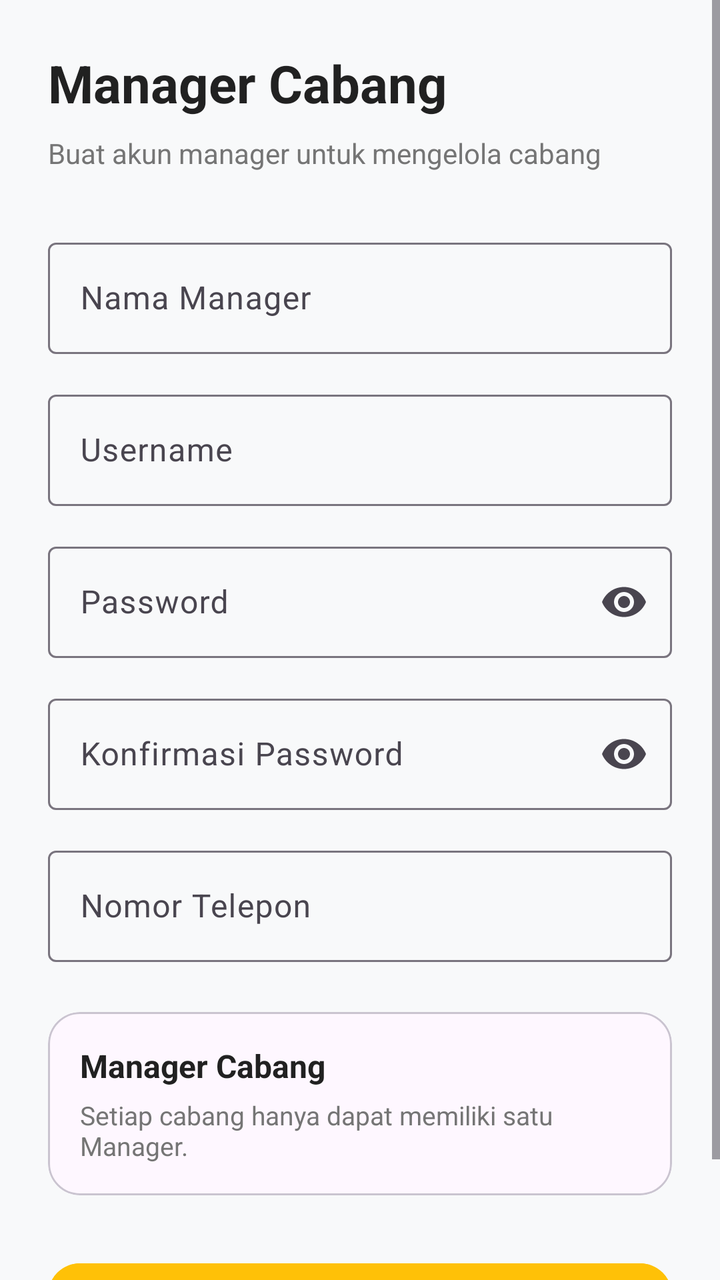
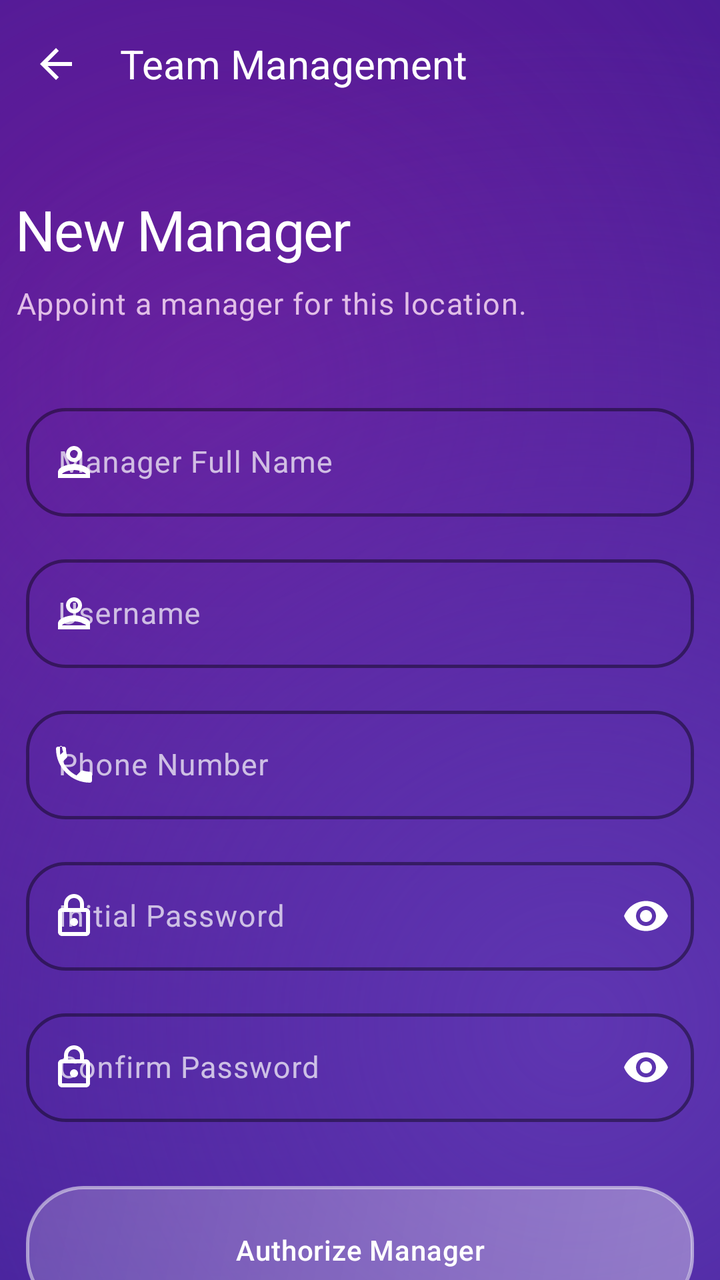

Compare the two renders of this Android layout. The source of the first and the diff that turns it into the second are given below.
<!-- AndroidManifest.xml: application theme Theme.KasirAPP -->
<!-- res/layout/activity_register_manager.xml -->
<?xml version="1.0" encoding="utf-8"?>
<ScrollView
    xmlns:android="http://schemas.android.com/apk/res/android"
    xmlns:app="http://schemas.android.com/apk/res-auto"
    android:layout_width="match_parent"
    android:layout_height="match_parent"
    android:background="@color/background">

    <LinearLayout
        android:layout_width="match_parent"
        android:layout_height="wrap_content"
        android:orientation="vertical"
        android:padding="24dp">

        <TextView
            android:layout_width="wrap_content"
            android:layout_height="wrap_content"
            android:text="Manager Cabang"
            android:textColor="@color/black"
            android:textSize="26sp"
            android:textStyle="bold"/>

        <TextView
            android:layout_width="wrap_content"
            android:layout_height="wrap_content"
            android:layout_marginTop="8dp"
            android:text="Buat akun manager untuk mengelola cabang"
            android:textColor="@color/gray"
            android:textSize="14sp"/>


        

        <com.google.android.material.textfield.TextInputLayout
            android:layout_width="match_parent"
            android:layout_height="wrap_content"
            android:layout_marginTop="30dp"
            android:hint="Nama Manager">

            <com.google.android.material.textfield.TextInputEditText
                android:id="@+id/edtNamaManager"
                android:layout_width="match_parent"
                android:layout_height="wrap_content"
                android:inputType="textPersonName"/>

        </com.google.android.material.textfield.TextInputLayout>


        

        <com.google.android.material.textfield.TextInputLayout
            android:layout_width="match_parent"
            android:layout_height="wrap_content"
            android:layout_marginTop="15dp"
            android:hint="Username">

            <com.google.android.material.textfield.TextInputEditText
                android:id="@+id/edtUsername"
                android:layout_width="match_parent"
                android:layout_height="wrap_content"
                android:inputType="text"/>

        </com.google.android.material.textfield.TextInputLayout>


        

        <com.google.android.material.textfield.TextInputLayout
            android:layout_width="match_parent"
            android:layout_height="wrap_content"
            android:layout_marginTop="15dp"
            android:hint="Password"
            app:endIconMode="password_toggle">

            <com.google.android.material.textfield.TextInputEditText
                android:id="@+id/edtPassword"
                android:layout_width="match_parent"
                android:layout_height="wrap_content"
                android:inputType="textPassword"/>

        </com.google.android.material.textfield.TextInputLayout>


        

        <com.google.android.material.textfield.TextInputLayout
            android:layout_width="match_parent"
            android:layout_height="wrap_content"
            android:layout_marginTop="15dp"
            android:hint="Konfirmasi Password"
            app:endIconMode="password_toggle">

            <com.google.android.material.textfield.TextInputEditText
                android:id="@+id/edtKonfirmasiPassword"
                android:layout_width="match_parent"
                android:layout_height="wrap_content"
                android:inputType="textPassword"/>

        </com.google.android.material.textfield.TextInputLayout>


        

        <com.google.android.material.textfield.TextInputLayout
            android:layout_width="match_parent"
            android:layout_height="wrap_content"
            android:layout_marginTop="15dp"
            android:hint="Nomor Telepon">

            <com.google.android.material.textfield.TextInputEditText
                android:id="@+id/edtTelepon"
                android:layout_width="match_parent"
                android:layout_height="wrap_content"
                android:inputType="phone"/>

        </com.google.android.material.textfield.TextInputLayout>


        

        <com.google.android.material.card.MaterialCardView
            android:layout_width="match_parent"
            android:layout_height="wrap_content"
            android:layout_marginTop="25dp"
            app:cardCornerRadius="16dp">

            <LinearLayout
                android:layout_width="match_parent"
                android:layout_height="wrap_content"
                android:orientation="vertical"
                android:padding="16dp">

                <TextView
                    android:layout_width="wrap_content"
                    android:layout_height="wrap_content"
                    android:text="Manager Cabang"
                    android:textColor="@color/black"
                    android:textSize="16sp"
                    android:textStyle="bold"/>

                <TextView
                    android:layout_width="wrap_content"
                    android:layout_height="wrap_content"
                    android:layout_marginTop="5dp"
                    android:text="Setiap cabang hanya dapat memiliki satu Manager."
                    android:textColor="@color/gray"
                    android:textSize="13sp"/>

            </LinearLayout>

        </com.google.android.material.card.MaterialCardView>


        <com.google.android.material.button.MaterialButton
            android:id="@+id/btnSimpan"
            android:layout_width="match_parent"
            android:layout_height="55dp"
            android:layout_marginTop="30dp"
            android:text="BUAT MANAGER"
            android:textStyle="bold"
            android:backgroundTint="@color/primary"
            app:cornerRadius="16dp"/>

    </LinearLayout>

</ScrollView>
<!-- resources referenced by this layout -->
<resources>
  <color name="background">#F8F9FA</color>
  <color name="black">#212121</color>
  <color name="gray">#757575</color>
  <color name="primary">#FFC107</color>
  <style name="Base.Theme.KasirAPP" parent="Theme.Material3.DayNight.NoActionBar">
          
           <item name="colorPrimary">@color/primary</item>
      </style>
  <!-- unchanged entries left out for length: 1 -->
</resources>

<!-- the commit's change to res/layout/activity_register_manager.xml (unified diff, before → after) -->
@@ -1,166 +1,183 @@
 <?xml version="1.0" encoding="utf-8"?>
-<ScrollView
+<androidx.coordinatorlayout.widget.CoordinatorLayout
     xmlns:android="http://schemas.android.com/apk/res/android"
     xmlns:app="http://schemas.android.com/apk/res-auto"
     android:layout_width="match_parent"
     android:layout_height="match_parent"
-    android:background="@color/background">
+    android:background="@drawable/bg_liquid_purple_gradient">
 
-    <LinearLayout
+    <com.google.android.material.appbar.AppBarLayout
         android:layout_width="match_parent"
         android:layout_height="wrap_content"
-        android:orientation="vertical"
-        android:padding="24dp">
+        android:background="@android:color/transparent"
+        android:fitsSystemWindows="true"
+        app:elevation="0dp">
 
-        <TextView
-            android:layout_width="wrap_content"
-            android:layout_height="wrap_content"
-            android:text="Manager Cabang"
-            android:textColor="@color/black"
-            android:textSize="26sp"
-            android:textStyle="bold"/>
+        <com.google.android.material.appbar.MaterialToolbar
+            android:id="@+id/toolbar"
+            android:layout_width="match_parent"
+            android:layout_height="?attr/actionBarSize"
+            app:navigationIcon="@drawable/ic_arrow_back"
+            app:navigationIconTint="@color/white"
+            app:title="Team Management"
+            app:titleTextColor="@color/white"
+            android:background="@android:color/transparent" />
 
-        <TextView
-            android:layout_width="wrap_content"
-            android:layout_height="wrap_content"
-            android:layout_marginTop="8dp"
-            android:text="Buat akun manager untuk mengelola cabang"
-            android:textColor="@color/gray"
-            android:textSize="14sp"/>
+    </com.google.android.material.appbar.AppBarLayout>
 
+    <androidx.core.widget.NestedScrollView
+        android:layout_width="match_parent"
+        android:layout_height="match_parent"
+        android:clipToPadding="false"
+        android:paddingBottom="48dp"
+        app:layout_behavior="@string/appbar_scrolling_view_behavior">
 
-        
-
-        <com.google.android.material.textfield.TextInputLayout
+        <LinearLayout
             android:layout_width="match_parent"
             android:layout_height="wrap_content"
-            android:layout_marginTop="30dp"
-            android:hint="Nama Manager">
+            android:orientation="vertical"
+            android:paddingHorizontal="8dp"
+            android:paddingTop="32dp">
 
-            <com.google.android.material.textfield.TextInputEditText
-                android:id="@+id/edtNamaManager"
+            <TextView
+                style="@style/TextAppearance.Future.HeadlineLarge"
+                android:layout_width="wrap_content"
+                android:layout_height="wrap_content"
+                android:text="New Manager"
+                android:textColor="@color/white" />
+
+            <TextView
+                style="@style/TextAppearance.Future.BodyLarge"
+                android:layout_width="wrap_content"
+                android:layout_height="wrap_content"
+                android:layout_marginTop="8dp"
+                android:text="Appoint a manager for this location."
+                android:textColor="#E1BEE7" />
+
+            <com.google.android.material.card.MaterialCardView
+                style="@style/Widget.App.Card"
                 android:layout_width="match_parent"
                 android:layout_height="wrap_content"
-                android:inputType="textPersonName"/>
+                android:layout_marginTop="32dp"
+                app:cardCornerRadius="32dp"
+                app:cardElevation="0dp">
 
-        </com.google.android.material.textfield.TextInputLayout>
+                <LinearLayout
+                    android:layout_width="match_parent"
+                    android:layout_height="wrap_content"
+                    android:orientation="vertical"
+                    android:padding="5dp">
 
+                    <com.google.android.material.textfield.TextInputLayout
+                        style="@style/Widget.App.TextInputLayout"
+                        android:layout_width="match_parent"
+                        android:layout_height="wrap_content"
+                        app:startIconDrawable="@drawable/ic_person"
+                        app:startIconTint="@color/white"
+                        app:hintTextColor="@color/white"
+                        app:boxStrokeColor="@color/white"
+                        android:hint="Manager Full Name">
+                        <com.google.android.material.textfield.TextInputEditText
+                            android:id="@+id/edtNamaManager"
+                            android:layout_width="match_parent"
+                            android:layout_height="wrap_content"
+                            android:textColor="@color/white"
+                            android:inputType="textPersonName"/>
+                    </com.google.android.material.textfield.TextInputLayout>
 
-        
+                    <com.google.android.material.textfield.TextInputLayout
+                        style="@style/Widget.App.TextInputLayout"
+                        android:layout_width="match_parent"
+                        android:layout_height="wrap_content"
+                        android:layout_marginTop="16dp"
+                        app:startIconDrawable="@drawable/ic_person"
+                        app:startIconTint="@color/white"
+                        app:hintTextColor="@color/white"
+                        app:boxStrokeColor="@color/white"
+                        android:hint="Username">
+                        <com.google.android.material.textfield.TextInputEditText
+                            android:id="@+id/edtUsername"
+                            android:layout_width="match_parent"
+                            android:layout_height="wrap_content"
+                            android:textColor="@color/white"/>
+                    </com.google.android.material.textfield.TextInputLayout>
 
-        <com.google.android.material.textfield.TextInputLayout
-            android:layout_width="match_parent"
-            android:layout_height="wrap_content"
-            android:layout_marginTop="15dp"
-            android:hint="Username">
+                    <com.google.android.material.textfield.TextInputLayout
+                        style="@style/Widget.App.TextInputLayout"
+                        android:layout_width="match_parent"
+                        android:layout_height="wrap_content"
+                        android:layout_marginTop="16dp"
+                        app:startIconDrawable="@drawable/ic_phone"
+                        app:startIconTint="@color/white"
+                        app:hintTextColor="@color/white"
+                        app:boxStrokeColor="@color/white"
+                        android:hint="Phone Number">
+                        <com.google.android.material.textfield.TextInputEditText
+                            android:id="@+id/edtTelepon"
+                            android:layout_width="match_parent"
+                            android:layout_height="wrap_content"
+                            android:textColor="@color/white"
+                            android:inputType="phone"/>
+                    </com.google.android.material.textfield.TextInputLayout>
 
-            <com.google.android.material.textfield.TextInputEditText
-                android:id="@+id/edtUsername"
-                android:layout_width="match_parent"
-                android:layout_height="wrap_content"
-                android:inputType="text"/>
+                    <com.google.android.material.textfield.TextInputLayout
+                        style="@style/Widget.App.TextInputLayout"
+                        android:layout_width="match_parent"
+                        android:layout_height="wrap_content"
+                        android:layout_marginTop="16dp"
+                        app:startIconDrawable="@drawable/ic_lock"
+                        app:startIconTint="@color/white"
+                        app:hintTextColor="@color/white"
+                        app:boxStrokeColor="@color/white"
+                        app:endIconMode="password_toggle"
+                        app:endIconTint="@color/white"
+                        android:hint="Initial Password">
+                        <com.google.android.material.textfield.TextInputEditText
+                            android:id="@+id/edtPassword"
+                            android:layout_width="match_parent"
+                            android:layout_height="wrap_content"
+                            android:textColor="@color/white"
+                            android:inputType="textPassword"/>
+                    </com.google.android.material.textfield.TextInputLayout>
 
-        </com.google.android.material.textfield.TextInputLayout>
+                    <com.google.android.material.textfield.TextInputLayout
+                        style="@style/Widget.App.TextInputLayout"
+                        android:layout_width="match_parent"
+                        android:layout_height="wrap_content"
+                        android:layout_marginTop="16dp"
+                        app:startIconDrawable="@drawable/ic_lock"
+                        app:startIconTint="@color/white"
+                        app:hintTextColor="@color/white"
+                        app:boxStrokeColor="@color/white"
+                        app:endIconMode="password_toggle"
+                        app:endIconTint="@color/white"
+                        android:hint="Confirm Password">
+                        <com.google.android.material.textfield.TextInputEditText
+                            android:id="@+id/edtKonfirmasiPassword"
+                            android:layout_width="match_parent"
+                            android:layout_height="wrap_content"
+                            android:textColor="@color/white"
+                            android:inputType="textPassword"/>
+                    </com.google.android.material.textfield.TextInputLayout>
 
+                    <com.google.android.material.button.MaterialButton
+                        android:id="@+id/btnSimpan"
+                        style="@style/Widget.App.Button"
+                        android:layout_width="match_parent"
+                        android:layout_height="64dp"
+                        android:layout_marginTop="32dp"
+                        android:text="Authorize Manager"
+                        android:textAllCaps="false"
+                        android:textAppearance="@style/TextAppearance.Future.LabelLarge"
+                        android:textColor="@color/white"
+                        app:cornerRadius="20dp"/>
 
-        
+                </LinearLayout>
 
-        <com.google.android.material.textfield.TextInputLayout
-            android:layout_width="match_parent"
-            android:layout_height="wrap_content"
-            android:layout_marginTop="15dp"
-            android:hint="Password"
-            app:endIconMode="password_toggle">
+            </com.google.android.material.card.MaterialCardView>
 
-            <com.google.android.material.textfield.TextInputEditText
-                android:id="@+id/edtPassword"
-                android:layout_width="match_parent"
-                android:layout_height="wrap_content"
-                android:inputType="textPassword"/>
+        </LinearLayout>
 
-        </com.google.android.material.textfield.TextInputLayout>
+    </androidx.core.widget.NestedScrollView>
 
-
-        
-
-        <com.google.android.material.textfield.TextInputLayout
-            android:layout_width="match_parent"
-            android:layout_height="wrap_content"
-            android:layout_marginTop="15dp"
-            android:hint="Konfirmasi Password"
-            app:endIconMode="password_toggle">
-
-            <com.google.android.material.textfield.TextInputEditText
-                android:id="@+id/edtKonfirmasiPassword"
-                android:layout_width="match_parent"
-                android:layout_height="wrap_content"
-                android:inputType="textPassword"/>
-
-        </com.google.android.material.textfield.TextInputLayout>
-
-
-        
-
-        <com.google.android.material.textfield.TextInputLayout
-            android:layout_width="match_parent"
-            android:layout_height="wrap_content"
-            android:layout_marginTop="15dp"
-            android:hint="Nomor Telepon">
-
-            <com.google.android.material.textfield.TextInputEditText
-                android:id="@+id/edtTelepon"
-                android:layout_width="match_parent"
-                android:layout_height="wrap_content"
-                android:inputType="phone"/>
-
-        </com.google.android.material.textfield.TextInputLayout>
-
-
-        
-
-        <com.google.android.material.card.MaterialCardView
-            android:layout_width="match_parent"
-            android:layout_height="wrap_content"
-            android:layout_marginTop="25dp"
-            app:cardCornerRadius="16dp">
-
-            <LinearLayout
-                android:layout_width="match_parent"
-                android:layout_height="wrap_content"
-                android:orientation="vertical"
-                android:padding="16dp">
-
-                <TextView
-                    android:layout_width="wrap_content"
-                    android:layout_height="wrap_content"
-                    android:text="Manager Cabang"
-                    android:textColor="@color/black"
-                    android:textSize="16sp"
-                    android:textStyle="bold"/>
-
-                <TextView
-                    android:layout_width="wrap_content"
-                    android:layout_height="wrap_content"
-                    android:layout_marginTop="5dp"
-                    android:text="Setiap cabang hanya dapat memiliki satu Manager."
-                    android:textColor="@color/gray"
-                    android:textSize="13sp"/>
-
-            </LinearLayout>
-
-        </com.google.android.material.card.MaterialCardView>
-
-
-        <com.google.android.material.button.MaterialButton
-            android:id="@+id/btnSimpan"
-            android:layout_width="match_parent"
-            android:layout_height="55dp"
-            android:layout_marginTop="30dp"
-            android:text="BUAT MANAGER"
-            android:textStyle="bold"
-            android:backgroundTint="@color/primary"
-            app:cornerRadius="16dp"/>
-
-    </LinearLayout>
-
-</ScrollView>
+</androidx.coordinatorlayout.widget.CoordinatorLayout>
<!-- resource entries referenced after the edit -->
@@ -1,12 +1,217 @@
 <!-- resources referenced by this layout -->
 <resources>
-  <color name="background">#F8F9FA</color>
-  <color name="black">#212121</color>
-  <color name="gray">#757575</color>
-  <color name="primary">#FFC107</color>
-  <style name="Base.Theme.KasirAPP" parent="Theme.Material3.DayNight.NoActionBar">
-          
-           <item name="colorPrimary">@color/primary</item>
+  <color name="white">#FFFFFF</color>
+  <!-- drawable bg_liquid_purple_gradient (drawable) -->
+  <?xml version="1.0" encoding="utf-8"?>
+  <layer-list xmlns:android="http://schemas.android.com/apk/res/android">
+      
+      <item>
+          <shape android:shape="rectangle">
+              <solid android:color="#311B92" />
+          </shape>
+      </item>
+  
+      
+      <item>
+          <shape android:shape="rectangle">
+              <gradient
+                  android:angle="135"
+                  android:centerX="30%"
+                  android:centerY="30%"
+                  android:endColor="@android:color/transparent"
+                  android:gradientRadius="600dp"
+                  android:startColor="#6A1B9A"
+                  android:type="radial" />
+          </shape>
+      </item>
+  
+      
+      <item>
+          <shape android:shape="rectangle">
+              <gradient
+                  android:angle="315"
+                  android:centerX="80%"
+                  android:centerY="80%"
+                  android:endColor="@android:color/transparent"
+                  android:gradientRadius="500dp"
+                  android:startColor="#5E35B1"
+                  android:type="radial" />
+          </shape>
+      </item>
+  </layer-list>
+  <!-- drawable ic_arrow_back (drawable) -->
+  <vector xmlns:android="http://schemas.android.com/apk/res/android"
+      android:width="24dp"
+      android:height="24dp"
+      android:viewportWidth="24"
+      android:viewportHeight="24">
+      <path
+          android:fillColor="@color/on_surface"
+          android:pathData="M20,11H7.83l5.59,-5.59L12,4l-8,8 8,8 1.41,-1.41L7.83,13H20V11z"/>
+  </vector>
+  <!-- drawable ic_lock (drawable) -->
+  <vector xmlns:android="http://schemas.android.com/apk/res/android"
+      android:width="24dp"
+      android:height="24dp"
+      android:viewportWidth="24"
+      android:viewportHeight="24">
+      <path
+          android:fillColor="@color/on_surface"
+          android:pathData="M18,8h-1L17,6c0,-2.76 -2.24,-5 -5,-5S7,3.24 7,6v2L6,8c-1.1,0 -2,0.9 -2,2v10c0,1.1 0.9,2 2,2h12c1.1,0 2,-0.9 2,-2L20,10c0,-1.1 -0.9,-2 -2,-2zM9,6c0,-1.66 1.34,-3 3,-3s3,1.34 3,3v2L9,8L9,6zM18,20L6,20L6,10h12v10zM12,17c1.1,0 2,-0.9 2,-2s-0.9,-2 -2,-2 -2,0.9 -2,2 0.9,2 2,2z"/>
+  </vector>
+  <!-- drawable ic_person (drawable) -->
+  <vector xmlns:android="http://schemas.android.com/apk/res/android"
+      android:width="24dp"
+      android:height="24dp"
+      android:viewportWidth="24"
+      android:viewportHeight="24">
+      <path
+          android:fillColor="@color/on_surface"
+          android:pathData="M12,12c2.21,0 4,-1.79 4,-4s-1.79,-4 -4,-4 -4,1.79 -4,4 1.79,4 4,4zM12,6c1.1,0 2,0.9 2,2s-0.9,2 -2,2 -2,-0.9 -2,-2 0.9,-2 2,-2zM12,13c-2.67,0 -8,1.34 -8,4v3h16v-3c0,-2.66 -5.33,-4 -8,-4zM6,18c0.22,-0.72 3.31,-2 6,-2 2.7,0 5.8,1.29 6,2L6,18z"/>
+  </vector>
+  <!-- drawable ic_phone (drawable) -->
+  <vector xmlns:android="http://schemas.android.com/apk/res/android"
+      android:width="24dp"
+      android:height="24dp"
+      android:viewportWidth="24"
+      android:viewportHeight="24">
+      <path
+          android:fillColor="@color/on_surface"
+          android:pathData="M6.62,10.79c1.44,2.83 3.76,5.14 6.59,6.59l2.2,-2.2c0.27,-0.27 0.67,-0.36 1.02,-0.24 1.12,0.37 2.33,0.57 3.57,0.57 0.55,0 1,0.45 1,1L21,20c0,0.55 -0.45,1 -1,1 -9.39,0 -17,-7.61 -17,-17 0,-0.55 0.45,-1 1,-1L7,3c0.55,0 1,0.45 1,1 0,1.24 0.2,2.45 0.57,3.57 0.11,0.35 0.03,0.75 -0.25,1.02l-2.2,2.2zM19,19c-1.02,0 -2.01,-0.17 -2.93,-0.49l1.45,-1.45c0.57,0.1 1.16,0.15 1.76,0.15L19,19zM5,5.27c0,0.6 0.05,1.19 0.15,1.76l1.45,-1.45C6.17,4.66 6,3.67 6,2.65L5,2.65L5,5.27z"/>
+  </vector>
+  <style name="TextAppearance.Future.BodyLarge" parent="TextAppearance.Premium.BodyLarge" />
+  <style name="TextAppearance.Future.HeadlineLarge" parent="TextAppearance.Premium.HeadlineLarge" />
+  <style name="TextAppearance.Future.LabelLarge" parent="TextAppearance.Premium.LabelLarge" />
+  <style name="Widget.App.Button" parent="Widget.Material3.Button.TonalButton">
+          <item name="cornerRadius">20dp</item>
+          <item name="android:background">@drawable/bg_liquid_glass</item>
+          <item name="android:insetTop">0dp</item>
+          <item name="android:insetBottom">0dp</item>
+          <item name="android:textColor">@color/white</item>
+      </style>
+  <style name="Widget.App.Card" parent="Widget.Material3.CardView.Filled">
+          <item name="cardCornerRadius">28dp</item>
+          <item name="cardElevation">0dp</item>
+          <item name="strokeWidth">0dp</item>
+          <item name="android:background">@drawable/bg_liquid_glass</item>
+          <item name="cardBackgroundColor">@android:color/transparent</item>
+      </style>
+  <style name="Widget.App.TextInputLayout" parent="Widget.Material3.TextInputLayout.OutlinedBox">
+          <item name="boxCornerRadiusTopStart">20dp</item>
+          <item name="boxCornerRadiusTopEnd">20dp</item>
+          <item name="boxCornerRadiusBottomStart">20dp</item>
+          <item name="boxCornerRadiusBottomEnd">20dp</item>
+          <item name="boxStrokeColor">#80FFFFFF</item>
+          <item name="boxStrokeWidth">1.5dp</item>
+          <item name="boxStrokeWidthFocused">2.5dp</item>
+          <item name="android:textColorHint">#B3FFFFFF</item>
+      </style>
+  <color name="on_surface">#202124</color>
+  <style name="TextAppearance.Premium.BodyLarge" parent="TextAppearance.Material3.BodyLarge">
+          <item name="android:textSize">15sp</item>
+          <item name="android:fontFamily">sans-serif</item>
+          <item name="android:lineSpacingExtra">3dp</item>
+          <item name="android:textColor">#E1BEE7</item>
+      </style>
+  <style name="TextAppearance.Premium.HeadlineLarge" parent="TextAppearance.Material3.HeadlineLarge">
+          <item name="android:textSize">28sp</item>
+          <item name="android:fontFamily">sans-serif-medium</item>
+          <item name="android:letterSpacing">-0.02</item>
+          <item name="android:textColor">@color/white</item>
+      </style>
+  <style name="TextAppearance.Premium.LabelLarge" parent="TextAppearance.Material3.LabelLarge">
+          <item name="android:textSize">14sp</item>
+          <item name="android:fontFamily">sans-serif-medium</item>
+          <item name="android:letterSpacing">0.02</item>
+          <item name="android:textColor">#B39DDB</item>
+      </style>
+  <!-- drawable bg_liquid_glass (drawable) -->
+  <?xml version="1.0" encoding="utf-8"?>
+  <layer-list xmlns:android="http://schemas.android.com/apk/res/android">
+      
+      <item>
+          <shape android:shape="rectangle">
+              <solid android:color="#1A000000" />
+              <corners android:radius="28dp" />
+          </shape>
+      </item>
+  
+      
+      <item android:bottom="2dp" android:left="1dp" android:right="1dp" android:top="1dp">
+          <shape android:shape="rectangle">
+              <gradient
+                  android:angle="135"
+                  android:endColor="#1AFFFFFF"
+                  android:startColor="#4DFFFFFF"
+                  android:type="linear" />
+              <corners android:radius="28dp" />
+          </shape>
+      </item>
+  
+      
+      <item>
+          <shape android:shape="rectangle">
+              <solid android:color="@android:color/transparent" />
+              <corners android:radius="28dp" />
+              <stroke
+                  android:width="1.5dp"
+                  android:color="#80FFFFFF" />
+          </shape>
+      </item>
+  </layer-list>
+  <color name="background">#F5F6FA</color>
+  <color name="surface">#FFFFFF</color>
+  <color name="surface_variant">#EDEDF5</color>
+  <color name="on_surface_variant">#625B71</color>
+  <color name="outline">#7B6F96</color>
+  <style name="TextAppearance.Premium.TitleLarge" parent="TextAppearance.Material3.TitleLarge">
+          <item name="android:textSize">20sp</item>
+          <item name="android:fontFamily">sans-serif-medium</item>
+          <item name="android:textColor">@color/white</item>
+      </style>
+  <color name="primary">#5E35B1</color>
+  <color name="on_primary">#FFFFFF</color>
+  <color name="primary_container">#F3E5F5</color>
+  <color name="on_primary_container">#4A148C</color>
+  <color name="secondary">#7B1FA2</color>
+  <color name="on_secondary">#FFFFFF</color>
+  <color name="secondary_container">#F8F9FA</color>
+  <color name="on_secondary_container">#202124</color>
+  <style name="Base.Theme.KasirAPP" parent="Theme.Material3.Light.NoActionBar">
+          
+          <item name="colorPrimary">@color/primary</item>
+          <item name="colorOnPrimary">@color/on_primary</item>
+          <item name="colorPrimaryContainer">@color/primary_container</item>
+          <item name="colorOnPrimaryContainer">@color/on_primary_container</item>
+  
+          <item name="colorSecondary">@color/secondary</item>
+          <item name="colorOnSecondary">@color/on_secondary</item>
+          <item name="colorSecondaryContainer">@color/secondary_container</item>
+          <item name="colorOnSecondaryContainer">@color/on_secondary_container</item>
+  
+          <item name="android:windowBackground">@color/background</item>
+          <item name="colorSurface">@color/surface</item>
+          <item name="colorOnSurface">@color/on_surface</item>
+          <item name="colorSurfaceVariant">@color/surface_variant</item>
+          <item name="colorOnSurfaceVariant">@color/on_surface_variant</item>
+          <item name="colorOutline">@color/outline</item>
+  
+          
+          <item name="android:statusBarColor">@android:color/transparent</item>
+          <item name="android:windowLightStatusBar">false</item>
+          <item name="android:navigationBarColor">@android:color/transparent</item>
+          <item name="android:windowLightNavigationBar" tools:targetApi="27">false</item>
+  
+          
+          <item name="materialCardViewStyle">@style/Widget.App.Card</item>
+          <item name="materialButtonStyle">@style/Widget.App.Button</item>
+          <item name="textInputStyle">@style/Widget.App.TextInputLayout</item>
+  
+          
+          <item name="textAppearanceHeadlineLarge">@style/TextAppearance.Premium.HeadlineLarge</item>
+          <item name="textAppearanceTitleLarge">@style/TextAppearance.Premium.TitleLarge</item>
+          <item name="textAppearanceBodyLarge">@style/TextAppearance.Premium.BodyLarge</item>
+          <item name="textAppearanceLabelLarge">@style/TextAppearance.Premium.LabelLarge</item>
       </style>
   <!-- unchanged entries left out for length: 1 -->
 </resources>
